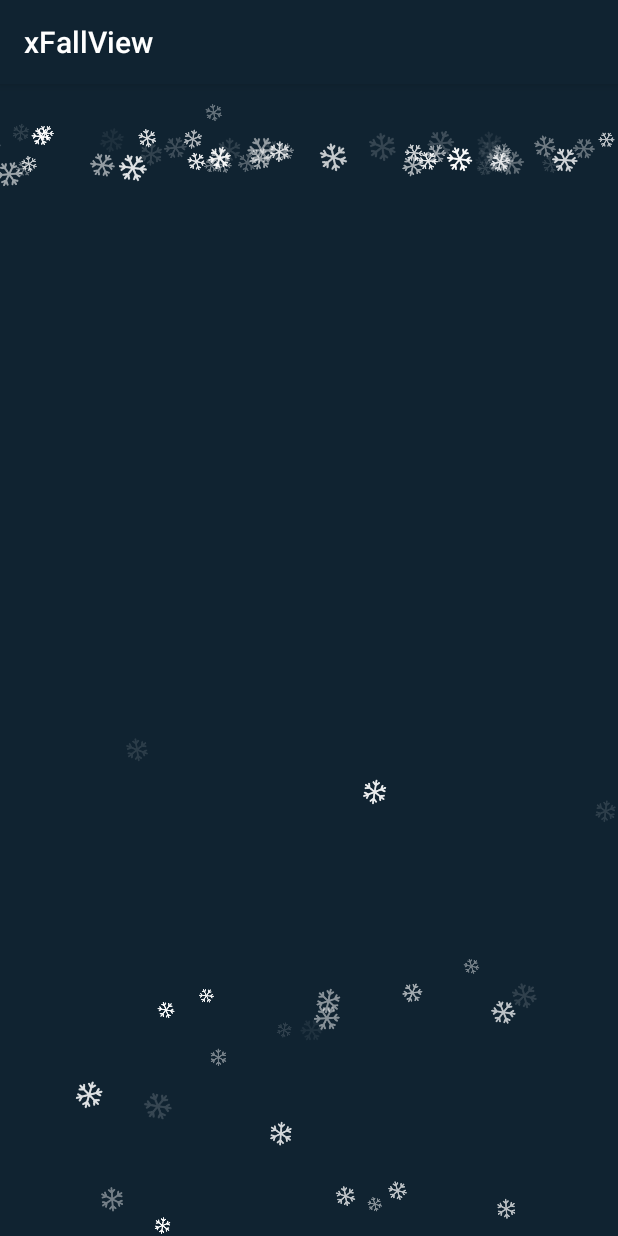
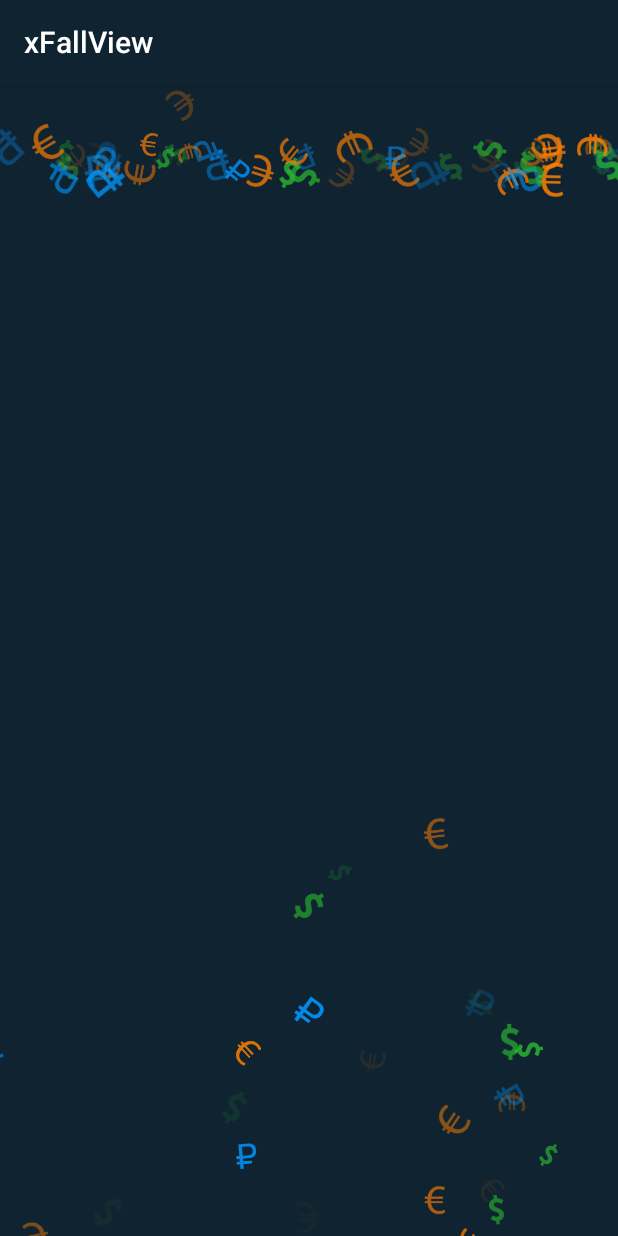
Before and after one commit to docentTSR/xFallView, an Android app: the screen it shows after launch (TestActivity), on a phone screen of 412 x 824 dp. Run offline under Robolectric (Android 15) with nearby library versions, the phone set to English and light mode, and no system bars.

Commit message:
x fall view - implement drawable array for target views

```diff
--- a/app/src/main/java/com/docenttsr/views/xfallview/XFallView.java
+++ b/app/src/main/java/com/docenttsr/views/xfallview/XFallView.java
@@ -76,7 +76,7 @@ public class XFallView extends View {
     private float minScale;
     private float maxScale;
     private boolean isRotateOff;
-    private Bitmap xViewBitmap;
+    private List<Bitmap> xViewBitmapList;
 
 
     public XFallView(Context context, AttributeSet attrs) {
@@ -132,7 +132,7 @@ public class XFallView extends View {
 
             xViewPaint.setColor(xView.getTransparency());
 
-            canvas.drawBitmap(xViewBitmap, xViewMatrix, xViewPaint);
+            canvas.drawBitmap(xView.getBitmap(), xViewMatrix, xViewPaint);
         }
 
         calculatePositionsHandler.sendEmptyMessage(MSG_CALCULATE);
@@ -148,6 +148,10 @@ public class XFallView extends View {
     }
 
     private void init(AttributeSet attrs) {
+        if (isInEditMode()) {
+            return;
+        }
+
         initByAttr(attrs);
 
         lastTimeMillis = INVALID_TIME;
@@ -202,15 +206,34 @@ public class XFallView extends View {
 
         isRotateOff = array.getInt(R.styleable.XFallView_rotate, DEFAULT_ROTATE_OFF) == 1;
 
-        final int bitmapResId = array.getResourceId(R.styleable.XFallView_src, INVALID_RESOURCE_ID);
+        xViewBitmapList = new ArrayList<>();
+        final int bitmapArrayResId = array.getResourceId(R.styleable.XFallView_srcArray, INVALID_RESOURCE_ID);
 
-        if (bitmapResId != INVALID_RESOURCE_ID) {
-            xViewBitmap = BitmapFactory.decodeResource(
-                    getResources(), bitmapResId
-            );
+        if (bitmapArrayResId != INVALID_RESOURCE_ID) {
+            TypedArray bitmapResIdArray = getResources().obtainTypedArray(bitmapArrayResId);
+
+            int bitmapResId;
+
+            for (int i = 0; i < bitmapResIdArray.length(); i++) {
+                bitmapResId = bitmapResIdArray.getResourceId(i, INVALID_RESOURCE_ID);
+
+                if (bitmapResId != INVALID_RESOURCE_ID) {
+                    xViewBitmapList.add(
+                            BitmapFactory.decodeResource(
+                                    getResources(), bitmapResId
+                            )
+                    );
+                }
+            }
+
+            bitmapResIdArray.recycle();
+
+            if (xViewBitmapList.isEmpty()) {
+                throw new IllegalStateException("You must set valid 'app:srcArray' attribute for XFallView...");
+            }
 
         } else {
-            throw new IllegalStateException("You must set 'app:src' attribute for XFallView...");
+            throw new IllegalStateException("You must set 'app:srcArray' attribute for XFallView...");
         }
 
         array.recycle();
@@ -218,7 +241,7 @@ public class XFallView extends View {
 
     private void initCalculateThread() {
         calculatePositionThread = new HandlerThread(
-                CALCULATE_POSITIONS_THREAD_NAME + "-"+ String.valueOf(System.currentTimeMillis())
+                CALCULATE_POSITIONS_THREAD_NAME + "-" + String.valueOf(System.currentTimeMillis())
         );
         calculatePositionThread.start();
     }
@@ -241,9 +264,14 @@ public class XFallView extends View {
                         xView.setPosX(xViewNextPosX);
                         xView.setPosY(xViewNextPosY);
 
-                        if (isPositionsOutOfRange(xViewNextPosX, xViewNextPosY)) {
-                            xView.setPosX(randomPositionX());
-                            xView.setPosY(resetPositionY());
+                        if (isPositionsOutOfRange(xView.getBitmap(), xViewNextPosX, xViewNextPosY)) {
+                            xView.setPosX(
+                                    randomPositionX(xView.getBitmap())
+                            );
+
+                            xView.setPosY(
+                                    resetPositionY(xView.getBitmap())
+                            );
                         }
 
                         if (!isRotateOff) {
@@ -264,9 +292,9 @@ public class XFallView extends View {
         };
     }
 
-    private boolean isPositionsOutOfRange(float x, float y) {
-        return (x < -xViewBitmap.getWidth() || x > viewportWidth + xViewBitmap.getWidth())
-                || y > viewportHeight + xViewBitmap.getHeight();
+    private boolean isPositionsOutOfRange(Bitmap bitmap, float x, float y) {
+        return (x < -bitmap.getWidth() || x > viewportWidth + bitmap.getWidth())
+                || y > viewportHeight + bitmap.getHeight();
     }
 
     private boolean isRotateAngleOutOfRange(int angle) {
@@ -292,13 +320,19 @@ public class XFallView extends View {
     }
 
     private void generateXViews() {
-        float pivotX = xViewBitmap.getWidth() / 2.f;
-        float pivotY = xViewBitmap.getHeight() / 2.f;
+        Bitmap bitmap;
+        float pivotX, pivotY;
 
         for (int index = 0; index < maxViewsCount; index++) {
+            bitmap = randomBitmapFromList();
+
+            pivotX = bitmap.getWidth() / 2.f;
+            pivotY = bitmap.getHeight() / 2.f;
+
             XView xView = new XView(
-                    randomPositionX(),
-                    randomPositionY(),
+                    bitmap,
+                    randomPositionX(bitmap),
+                    randomPositionY(bitmap),
                     pivotX,
                     pivotY,
                     randomVelocityY()
@@ -306,7 +340,10 @@ public class XFallView extends View {
 
             xView.setTransparency(randomTransparency());
             xView.setScale(randomScale());
-            xView.setRotateAngle(randomRotateAngle());
+
+            if (!isRotateOff) {
+                xView.setRotateAngle(randomRotateAngle());
+            }
 
             xViewsList.add(xView);
         }
@@ -328,16 +365,22 @@ public class XFallView extends View {
     // Common
     // ===========================================================
 
-    private float randomPositionX() {
-        return RandomUtil.nextFloat(viewportWidth + 2 * xViewBitmap.getWidth()) - xViewBitmap.getWidth();
+    private Bitmap randomBitmapFromList() {
+        return xViewBitmapList.get(
+                RandomUtil.nextInt(0, xViewBitmapList.size())
+        );
     }
 
-    private float randomPositionY() {
-        return RandomUtil.nextFloat(viewportHeight + 2 * xViewBitmap.getHeight()) - xViewBitmap.getHeight();
+    private float randomPositionX(Bitmap bitmap) {
+        return RandomUtil.nextFloat(viewportWidth + 2 * bitmap.getWidth()) - bitmap.getWidth();
     }
 
-    private float resetPositionY() {
-        return -xViewBitmap.getHeight();
+    private float randomPositionY(Bitmap bitmap) {
+        return RandomUtil.nextFloat(viewportHeight + 2 * bitmap.getHeight()) - bitmap.getHeight();
+    }
+
+    private float resetPositionY(Bitmap bitmap) {
+        return -bitmap.getHeight();
     }
 
     private float randomVelocityY() {
--- a/app/src/main/java/com/docenttsr/views/xfallview/XView.java
+++ b/app/src/main/java/com/docenttsr/views/xfallview/XView.java
@@ -1,7 +1,12 @@
 package com.docenttsr.views.xfallview;
 
 
+import android.graphics.Bitmap;
+
+
 public class XView {
+
+    private Bitmap bitmap;
 
     private float posX;
     private float posY;
@@ -17,12 +22,17 @@ public class XView {
 
     private int transparency;
 
-    public XView(float posX, float posY, float pivotX, float pivotY, float velocityY) {
+    public XView(Bitmap bitmap, float posX, float posY, float pivotX, float pivotY, float velocityY) {
+        this.bitmap = bitmap;
         this.posX = posX;
         this.posY = posY;
         this.pivotX = pivotX;
         this.pivotY = pivotY;
         this.velocityY = velocityY;
+    }
+
+    public Bitmap getBitmap() {
+        return bitmap;
     }
 
     public float getPosX() {
--- a/app/src/main/res/layout/activity_test.xml
+++ b/app/src/main/res/layout/activity_test.xml
@@ -7,35 +7,36 @@
     android:background="@color/colorPrimary"
     >
 
+    <!--<com.docenttsr.views.xfallview.XFallView-->
+        <!--android:id="@+id/test_xfall_view"-->
+        <!--android:layout_width="match_parent"-->
+        <!--android:layout_height="match_parent"-->
+        <!--app:maxViewsCount="@integer/snowflakes_maxViewCount"-->
+        <!--app:minVelocity="@integer/snowflakes_minVelocity"-->
+        <!--app:maxVelocity="@integer/snowflakes_maxVelocity"-->
+        <!--app:minAlpha="@integer/snowflakes_minAlpha"-->
+        <!--app:maxAlpha="@integer/snowflakes_maxAlpha"-->
+        <!--app:minScale="@dimen/snowflakes_minScale"-->
+        <!--app:maxScale="@dimen/snowflakes_maxScale"-->
+        <!--app:wind="low"-->
+        <!--app:rotate="on"-->
+        <!--app:srcArray="@array/x_views_snowflake_array"-->
+        <!--/>-->
+
     <com.docenttsr.views.xfallview.XFallView
         android:id="@+id/test_xfall_view"
         android:layout_width="match_parent"
         android:layout_height="match_parent"
-        app:maxViewsCount="@integer/snowflakes_maxViewCount"
-        app:minVelocity="@integer/snowflakes_minVelocity"
-        app:maxVelocity="@integer/snowflakes_maxVelocity"
-        app:minAlpha="@integer/snowflakes_minAlpha"
-        app:maxAlpha="@integer/snowflakes_maxAlpha"
-        app:minScale="@dimen/snowflakes_minScale"
-        app:maxScale="@dimen/snowflakes_maxScale"
-        app:wind="low"
+        app:maxViewsCount="@integer/currencies_maxViewCount"
+        app:minVelocity="@integer/currencies_minVelocity"
+        app:maxVelocity="@integer/currencies_maxVelocity"
+        app:minAlpha="@integer/currencies_minAlpha"
+        app:maxAlpha="@integer/currencies_maxAlpha"
+        app:minScale="@dimen/currencies_minScale"
+        app:maxScale="@dimen/currencies_maxScale"
+        app:srcArray="@array/x_views_currency_array"
         app:rotate="on"
-        app:src="@drawable/ic_snowflake"
         />
-
-    <!--<com.docenttsr.views.xfallview.XFallView-->
-        <!--android:id="@+id/test_xfall_view"-->
-        <!--android:layout_width="match_parent"-->
-        <!--android:layout_height="match_parent"-->
-        <!--app:maxViewsCount="@integer/currencies_maxViewCount"-->
-        <!--app:minVelocity="@integer/currencies_minVelocity"-->
-        <!--app:maxVelocity="@integer/currencies_maxVelocity"-->
-        <!--app:minAlpha="@integer/currencies_minAlpha"-->
-        <!--app:maxAlpha="@integer/currencies_maxAlpha"-->
-        <!--app:minScale="@dimen/currencies_minScale"-->
-        <!--app:maxScale="@dimen/currencies_maxScale"-->
-        <!--app:src="@drawable/ic_dollar_green"-->
-        <!--/>-->
 
     <!--<com.docenttsr.views.xfallview.XFallView-->
         <!--android:id="@+id/test_xfall_view"-->
@@ -48,7 +49,7 @@
         <!--app:maxAlpha="@integer/hearts_maxAlpha"-->
         <!--app:minScale="@dimen/hearts_minScale"-->
         <!--app:maxScale="@dimen/hearts_maxScale"-->
-        <!--app:src="@drawable/ic_heart"-->
+        <!--app:srcArray="@array/x_views_heart_array"-->
         <!--/>-->
 
 </FrameLayout>
--- /dev/null
+++ b/app/src/main/res/values/arrays.xml
@@ -0,0 +1,18 @@
+<?xml version="1.0" encoding="utf-8"?>
+<resources>
+
+    <array name="x_views_snowflake_array">
+        <item>@drawable/ic_snowflake</item>
+    </array>
+
+    <array name="x_views_currency_array">
+        <item>@drawable/ic_dollar_green</item>
+        <item>@drawable/ic_euro_orange</item>
+        <item>@drawable/ic_rub_blue</item>
+    </array>
+
+    <array name="x_views_heart_array">
+        <item>@drawable/ic_heart</item>
+    </array>
+
+</resources>
--- a/app/src/main/res/values/attrs.xml
+++ b/app/src/main/res/values/attrs.xml
@@ -14,7 +14,7 @@
         <attr name="minScale" format="reference" />
         <attr name="maxScale" format="reference" />
 
-        <attr name="src" format="reference" />
+        <attr name="srcArray" format="reference" />
 
         <attr name="wind" format="enum">
             <enum name="low" value="10" />
```
